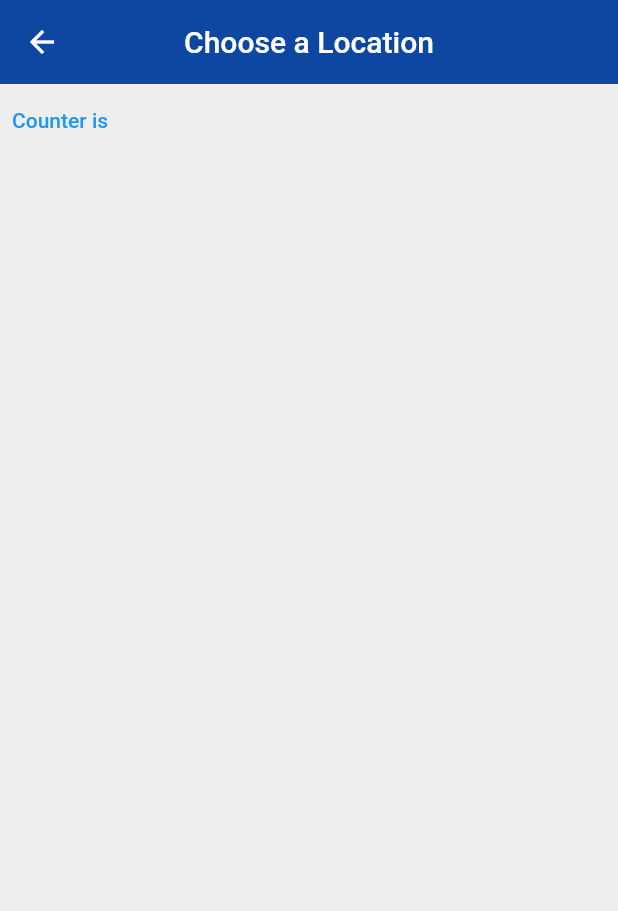
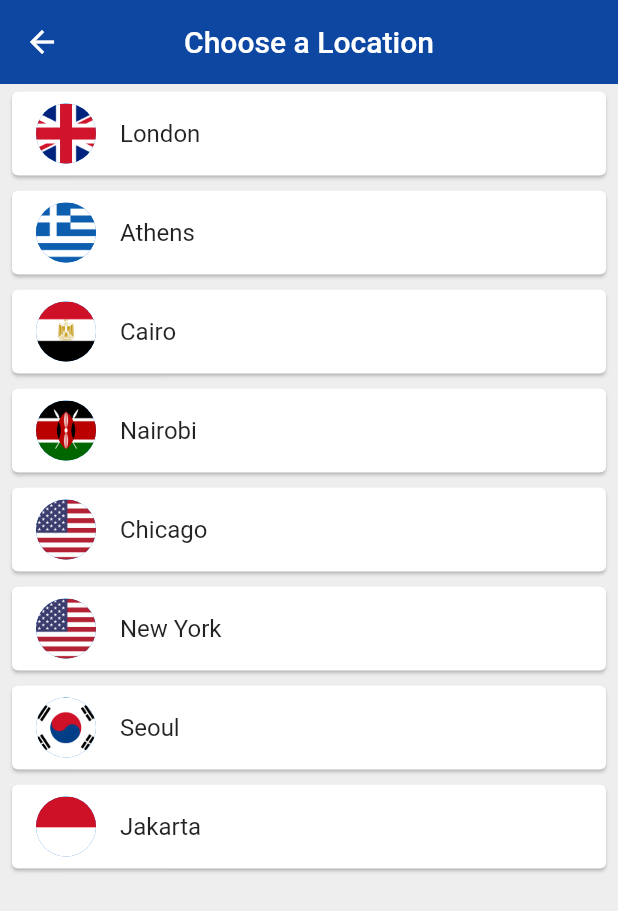
Before and after one commit to mahdibouaziz/flutter_world_time, a Flutter app: the ChooseLocation screen opened by its route, on a phone screen of 412 x 824 dp. Shown: the top 911 px of the screen. Run offline on Flutter 3.47's test engine with Material 2 defaults, Android fonts, the phone set to English and light mode, and no system bars; our stand-ins replace flutter_spinkit; network calls fail; statements that could not run were skipped.

Commit message:
added listView builder to the location page

```diff
--- a/lib/pages/choose_location.dart
+++ b/lib/pages/choose_location.dart
@@ -1,4 +1,5 @@
 import 'package:flutter/material.dart';
+import 'package:world_time_flutter/services/world_time.dart';
 
 class ChooseLocation extends StatefulWidget {
   const ChooseLocation({Key? key}) : super(key: key);
@@ -8,6 +9,17 @@ class ChooseLocation extends StatefulWidget {
 }
 
 class _ChooseLocationState extends State<ChooseLocation> {
+  List<WorldTime> locations = [
+    WorldTime(url: 'Europe/London', location: 'London', flag: 'uk.png'),
+    WorldTime(url: 'Europe/Athens', location: 'Athens', flag: 'greece.png'),
+    WorldTime(url: 'Africa/Cairo', location: 'Cairo', flag: 'egypt.png'),
+    WorldTime(url: 'Africa/Nairobi', location: 'Nairobi', flag: 'kenya.png'),
+    WorldTime(url: 'America/Chicago', location: 'Chicago', flag: 'usa.png'),
+    WorldTime(url: 'America/New_York', location: 'New York', flag: 'usa.png'),
+    WorldTime(url: 'Asia/Seoul', location: 'Seoul', flag: 'south_korea.png'),
+    WorldTime(url: 'Asia/Jakarta', location: 'Jakarta', flag: 'indonesia.png'),
+  ];
+
   @override
   void initState() {
     super.initState();
@@ -25,7 +37,24 @@ class _ChooseLocationState extends State<ChooseLocation> {
         centerTitle: true,
         elevation: 0,
       ),
-      body: TextButton(onPressed: () {}, child: Text('Counter is')),
+      body: ListView.builder(
+          itemCount: locations.length,
+          itemBuilder: (context, index) {
+            return Padding(
+              padding: const EdgeInsets.symmetric(vertical: 1, horizontal: 4),
+              child: Card(
+                child: ListTile(
+                  onTap: (() {
+                    print(locations[index].location);
+                  }),
+                  title: Text(locations[index].location),
+                  leading: CircleAvatar(
+                      backgroundImage:
+                          AssetImage('assets/${locations[index].flag}')),
+                ),
+              ),
+            );
+          }),
     );
   }
 }
```
Also changed, not shown: assets/egypt.png (added), assets/germany.png (added), assets/greece.png (added), assets/indonesia.png (added), assets/kenya.png (added), assets/south_korea.png (added), assets/uk.png (added), assets/usa.png (added).
